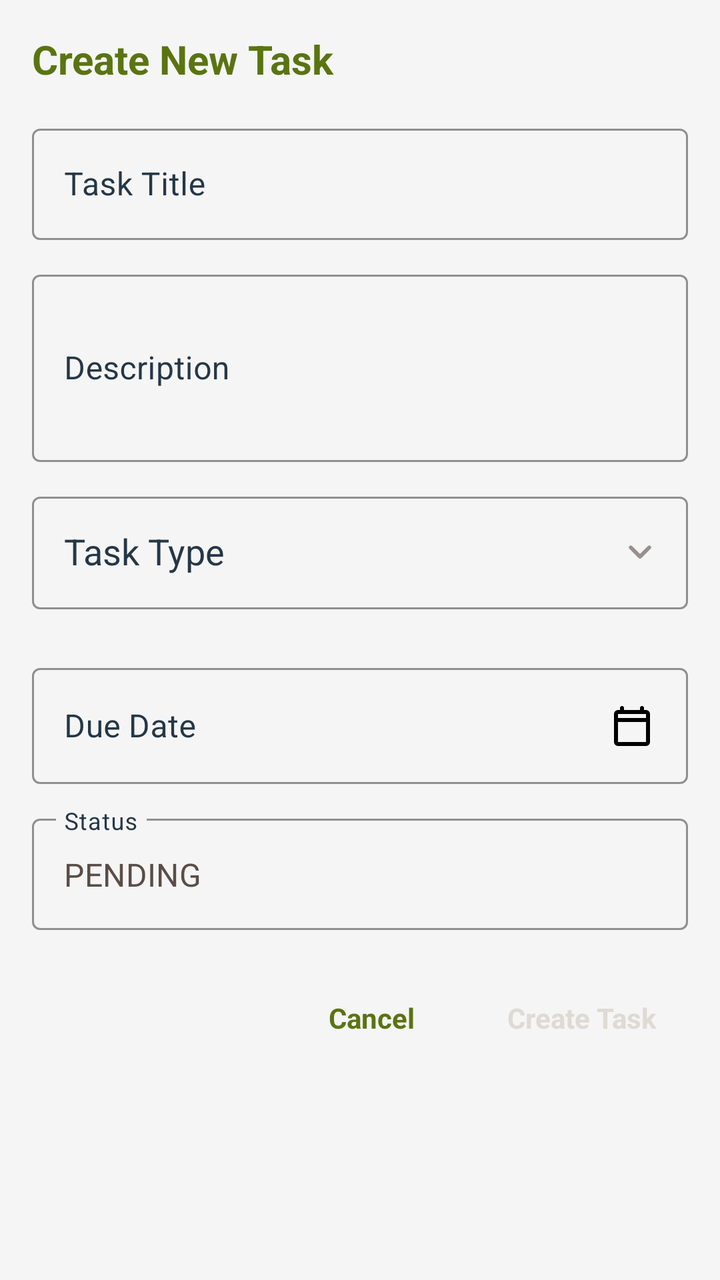
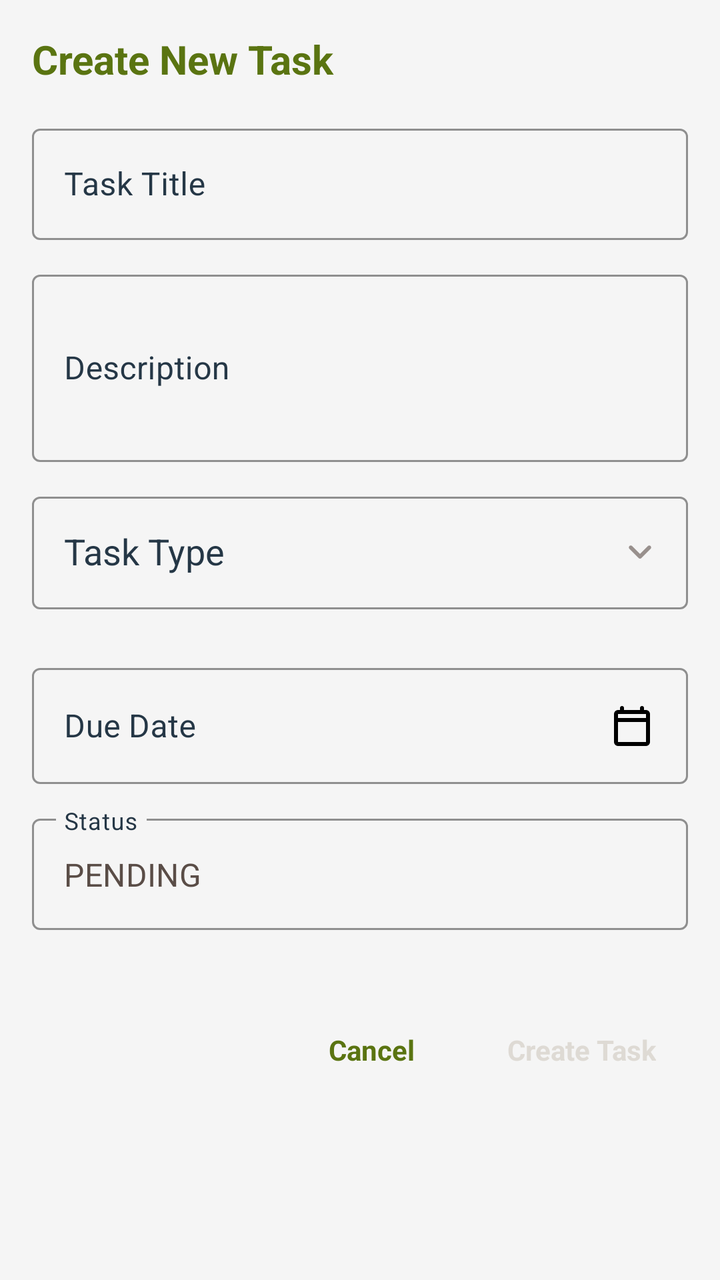

An Android layout rendered at two revisions. The XML below is the earlier revision; the diff shows what the commit changed to produce the second picture.
<!-- AndroidManifest.xml: application theme Theme.AfriNutsFarmOS -->
<!-- res/layout/dialog_add_task.xml -->
<?xml version="1.0" encoding="utf-8"?>
<ScrollView xmlns:android="http://schemas.android.com/apk/res/android"
    xmlns:app="http://schemas.android.com/apk/res-auto"
    android:layout_width="match_parent"
    android:layout_height="wrap_content"
    android:padding="16dp">

    <LinearLayout
        android:layout_width="match_parent"
        android:layout_height="wrap_content"
        android:orientation="vertical">

        <TextView
            android:layout_width="wrap_content"
            android:layout_height="wrap_content"
            android:text="Create New Task"
            style="@style/Text.H3"
            android:textColor="@color/primary"
            android:layout_marginBottom="16dp" />

        
        <com.google.android.material.textfield.TextInputLayout
            android:layout_width="match_parent"
            android:layout_height="wrap_content"
            android:layout_marginBottom="12dp"
            style="@style/Widget.AfriNuts.EditText">

            <com.google.android.material.textfield.TextInputEditText
                android:id="@+id/etTaskTitle"
                android:layout_width="match_parent"
                android:layout_height="wrap_content"
                android:hint="Task Title"
                android:inputType="text" />

        </com.google.android.material.textfield.TextInputLayout>

        
        <com.google.android.material.textfield.TextInputLayout
            android:layout_width="match_parent"
            android:layout_height="wrap_content"
            android:layout_marginBottom="12dp"
            style="@style/Widget.AfriNuts.EditText">

            <com.google.android.material.textfield.TextInputEditText
                android:id="@+id/etTaskDescription"
                android:layout_width="match_parent"
                android:layout_height="wrap_content"
                android:hint="Description"
                android:inputType="textMultiLine"
                android:minLines="3" />

        </com.google.android.material.textfield.TextInputLayout>

        
        <com.google.android.material.textfield.TextInputLayout
            android:layout_width="match_parent"
            android:layout_height="wrap_content"
            android:layout_marginBottom="12dp"
            style="@style/Widget.AfriNuts.EditText"
            android:hint="Task Type"
            app:endIconMode="dropdown_menu"
            app:endIconDrawable="@drawable/ic_arrow_drop_down">

            <com.google.android.material.textfield.MaterialAutoCompleteTextView
                android:id="@+id/etTaskType"
                android:layout_width="match_parent"
                android:layout_height="wrap_content"
                android:inputType="none"
                android:padding="16dp" />

        </com.google.android.material.textfield.TextInputLayout>

        
        <com.google.android.material.button.MaterialButtonToggleGroup
            android:id="@+id/toggleTaskScope"
            android:layout_width="match_parent"
            android:layout_height="wrap_content"
            android:layout_marginBottom="12dp"
            app:singleSelection="true">

            <Button
                android:id="@+id/btnFarmWide"
                android:layout_width="0dp"
                android:layout_height="wrap_content"
                android:layout_weight="1"
                android:text="Farm-Wide"
                style="@style/Widget.AfriNuts.Button.Outlined" />

            <Button
                android:id="@+id/btnPerBlock"
                android:layout_width="0dp"
                android:layout_height="wrap_content"
                android:layout_weight="1"
                android:text="Per Block"
                style="@style/Widget.AfriNuts.Button.Outlined" />

        </com.google.android.material.button.MaterialButtonToggleGroup>

        
        <com.google.android.material.textfield.TextInputLayout
            android:id="@+id/layoutBlockSelector"
            android:layout_width="match_parent"
            android:layout_height="wrap_content"
            android:layout_marginBottom="12dp"
            android:visibility="gone"
            style="@style/Widget.AfriNuts.EditText"
            android:hint="Select Block"
            app:endIconMode="dropdown_menu"
            app:endIconDrawable="@drawable/ic_arrow_drop_down">

            <com.google.android.material.textfield.MaterialAutoCompleteTextView
                android:id="@+id/etBlock"
                android:layout_width="match_parent"
                android:layout_height="wrap_content"
                android:inputType="none"
                android:padding="16dp" />

        </com.google.android.material.textfield.TextInputLayout>

        
        <com.google.android.material.textfield.TextInputLayout
            android:layout_width="match_parent"
            android:layout_height="wrap_content"
            android:layout_marginBottom="12dp"
            style="@style/Widget.AfriNuts.EditText">

            <com.google.android.material.textfield.TextInputEditText
                android:id="@+id/etDueDate"
                android:layout_width="match_parent"
                android:layout_height="wrap_content"
                android:hint="Due Date"
                android:focusable="false"
                android:clickable="true"
                android:drawableEnd="@drawable/ic_today" />

        </com.google.android.material.textfield.TextInputLayout>

        
        <com.google.android.material.textfield.TextInputLayout
            android:layout_width="match_parent"
            android:layout_height="wrap_content"
            android:layout_marginBottom="20dp"
            style="@style/Widget.AfriNuts.EditText">

            <com.google.android.material.textfield.TextInputEditText
                android:id="@+id/etStatus"
                android:layout_width="match_parent"
                android:layout_height="wrap_content"
                android:hint="Status"
                android:text="PENDING"
                android:enabled="false" />

        </com.google.android.material.textfield.TextInputLayout>

        
        <LinearLayout
            android:layout_width="match_parent"
            android:layout_height="wrap_content"
            android:orientation="horizontal"
            android:gravity="end">

            <Button
                android:id="@+id/btnCancel"
                android:layout_width="wrap_content"
                android:layout_height="wrap_content"
                android:text="Cancel"
                style="@style/Widget.AfriNuts.Button.Outlined"
                android:layout_marginEnd="8dp" />

            <Button
                android:id="@+id/btnSave"
                android:layout_width="wrap_content"
                android:layout_height="wrap_content"
                android:text="Create Task"
                style="@style/Widget.AfriNuts.Button"
                app:icon="@drawable/ic_add"
                app:iconGravity="textStart"
                app:iconTint="@android:color/white" />

        </LinearLayout>

    </LinearLayout>

</ScrollView>
<!-- resources referenced by this layout -->
<resources>
  <color name="primary">#5A7411</color>
  <style name="Text.H3" parent="Text">
          <item name="android:textSize">20sp</item>
          <item name="android:textStyle">bold</item>
      </style>
  <style name="Widget.AfriNuts.Button" parent="Widget.MaterialComponents.Button">
          <item name="android:textAppearance">@style/Text.Button</item>
          <item name="backgroundTint">@color/primary</item>
          <item name="rippleColor">@color/accent</item>
          <item name="cornerRadius">8dp</item>
          <item name="android:paddingLeft">16dp</item>
          <item name="android:paddingRight">16dp</item>
          <item name="android:paddingTop">12dp</item>
          <item name="android:paddingBottom">12dp</item>
      </style>
  <style name="Widget.AfriNuts.EditText" parent="Widget.MaterialComponents.TextInputLayout.OutlinedBox">
          <item name="boxStrokeColor">@color/primary</item>
          <item name="boxStrokeWidth">1dp</item>
          <item name="boxStrokeWidthFocused">2dp</item>
          <item name="hintTextColor">@color/navy</item>
          <item name="android:textColorHint">@color/navy</item>
          <item name="colorControlActivated">@color/primary</item>
          <item name="colorControlHighlight">@color/accent</item>
      </style>
  <style name="Text">
          <item name="android:textColor">@color/text_dark</item>
          <item name="android:textSize">16sp</item>
          <item name="android:lineSpacingExtra">4sp</item>
          <item name="android:fontFamily">sans-serif</item>
      </style>
  <style name="Text.Button" parent="Text">
          <item name="android:textSize">14sp</item>
          <item name="android:textStyle">bold</item>
          <item name="android:textAllCaps">false</item>
      </style>
  <color name="accent">#E04E00</color>
  <color name="navy">#253746</color>
  <color name="olive">#698714</color>
  <color name="warm_grey">#DEDAD4</color>
  <color name="dark_orange">#9C3D10</color>
  <color name="text_light">#FFFFFF</color>
  <color name="background">#F5F5F5</color>
  <color name="text_dark">#5A4D47</color>
  <style name="Widget.AfriNuts.CardView" parent="Widget.MaterialComponents.CardView">
          <item name="cardCornerRadius">12dp</item>
          <item name="cardElevation">2dp</item>
          <item name="cardBackgroundColor">@android:color/white</item>
          <item name="cardUseCompatPadding">true</item>
      </style>
  <!-- unchanged entries left out for length: 5 -->
</resources>

<!-- the commit's change to res/layout/dialog_add_task.xml (unified diff, before → after) -->
@@ -157,16 +157,22 @@
             android:layout_width="match_parent"
             android:layout_height="wrap_content"
             android:orientation="horizontal"
-            android:gravity="end">
+            android:gravity="end"
+            android:layout_marginTop="16dp">
 
+            
             <Button
                 android:id="@+id/btnCancel"
                 android:layout_width="wrap_content"
                 android:layout_height="wrap_content"
                 android:text="Cancel"
                 style="@style/Widget.AfriNuts.Button.Outlined"
-                android:layout_marginEnd="8dp" />
+                android:layout_marginEnd="8dp"
+                app:icon="@drawable/ic_cancel"
+                app:iconGravity="textStart"
+                app:iconTint="@color/accent" />
 
+            
             <Button
                 android:id="@+id/btnSave"
                 android:layout_width="wrap_content"
<!-- resource entries referenced after the edit -->
@@ -1,6 +1,12 @@
 <!-- resources referenced by this layout -->
 <resources>
   <color name="primary">#5A7411</color>
+  <!-- drawable ic_cancel (drawable) -->
+  <vector xmlns:android="http://schemas.android.com/apk/res/android" android:height="24dp" android:tint="#000000" android:viewportHeight="960" android:viewportWidth="960" android:width="24dp">
+        
+      <path android:fillColor="@android:color/white" android:pathData="M480,536L596,652Q607,663 624,663Q641,663 652,652Q663,641 663,624Q663,607 652,596L536,480L652,364Q663,353 663,336Q663,319 652,308Q641,297 624,297Q607,297 596,308L480,424L364,308Q353,297 336,297Q319,297 308,308Q297,319 297,336Q297,353 308,364L424,480L308,596Q297,607 297,624Q297,641 308,652Q319,663 336,663Q353,663 364,652L480,536ZM480,880Q397,880 324,848.5Q251,817 197,763Q143,709 111.5,636Q80,563 80,480Q80,397 111.5,324Q143,251 197,197Q251,143 324,111.5Q397,80 480,80Q563,80 636,111.5Q709,143 763,197Q817,251 848.5,324Q880,397 880,480Q880,563 848.5,636Q817,709 763,763Q709,817 636,848.5Q563,880 480,880ZM480,800Q614,800 707,707Q800,614 800,480Q800,346 707,253Q614,160 480,160Q346,160 253,253Q160,346 160,480Q160,614 253,707Q346,800 480,800ZM480,480Q480,480 480,480Q480,480 480,480Q480,480 480,480Q480,480 480,480Q480,480 480,480Q480,480 480,480Q480,480 480,480Q480,480 480,480Z"/>
+      
+  </vector>
   <style name="Text.H3" parent="Text">
           <item name="android:textSize">20sp</item>
           <item name="android:textStyle">bold</item>
